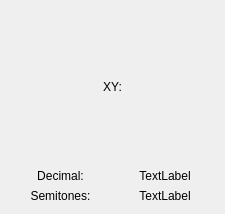
The window that ratio_display.ui (starlingcode/viaflash) describes before a commit, drawn with Qt 5.
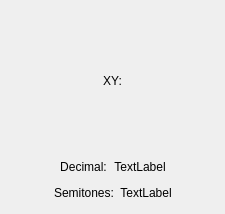
The same window after the commit.

The edit to the form file:
```diff
--- a/ratio_display.ui
+++ b/ratio_display.ui
@@ -39,6 +39,19 @@
    </item>
    <item>
     <layout class="QHBoxLayout" name="horizontalLayout">
+     <item>
+      <spacer name="horizontalSpacer">
+       <property name="orientation">
+        <enum>Qt::Horizontal</enum>
+       </property>
+       <property name="sizeHint" stdset="0">
+        <size>
+         <width>40</width>
+         <height>20</height>
+        </size>
+       </property>
+      </spacer>
+     </item>
      <item>
       <widget class="QLabel" name="decimalLabel">
        <property name="sizePolicy">
@@ -71,6 +84,19 @@
        </property>
       </widget>
      </item>
+     <item>
+      <spacer name="horizontalSpacer_2">
+       <property name="orientation">
+        <enum>Qt::Horizontal</enum>
+       </property>
+       <property name="sizeHint" stdset="0">
+        <size>
+         <width>40</width>
+         <height>20</height>
+        </size>
+       </property>
+      </spacer>
+     </item>
     </layout>
    </item>
    <item>
@@ -78,6 +104,19 @@
      <property name="sizeConstraint">
       <enum>QLayout::SetFixedSize</enum>
      </property>
+     <item>
+      <spacer name="horizontalSpacer_3">
+       <property name="orientation">
+        <enum>Qt::Horizontal</enum>
+       </property>
+       <property name="sizeHint" stdset="0">
+        <size>
+         <width>40</width>
+         <height>20</height>
+        </size>
+       </property>
+      </spacer>
+     </item>
      <item>
       <widget class="QLabel" name="semitonesLabel">
        <property name="sizePolicy">
@@ -110,6 +149,19 @@
        </property>
       </widget>
      </item>
+     <item>
+      <spacer name="horizontalSpacer_4">
+       <property name="orientation">
+        <enum>Qt::Horizontal</enum>
+       </property>
+       <property name="sizeHint" stdset="0">
+        <size>
+         <width>40</width>
+         <height>20</height>
+        </size>
+       </property>
+      </spacer>
+     </item>
     </layout>
    </item>
   </layout>
```
